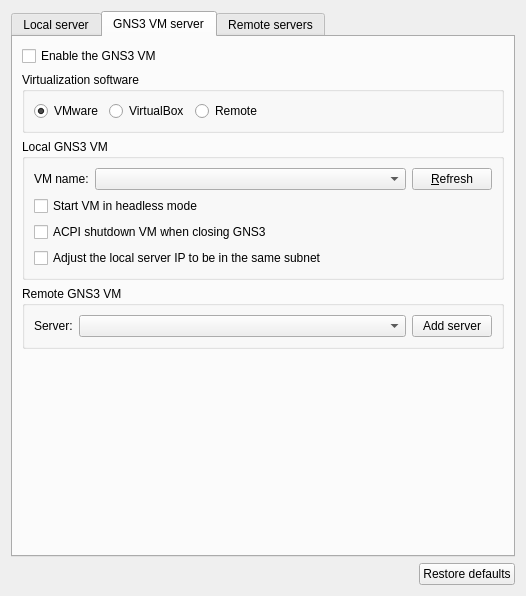
Old version of the form gns3/ui/server_preferences_page.ui in the repository GNS3/gns3-gui.
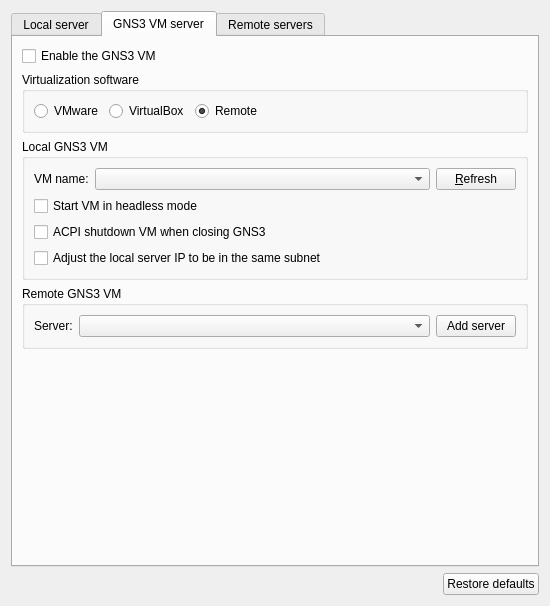
New version of the form. The open tabs and pages were chosen to show the change.

Commit message:
Fix Remote GNS3 VM requires local server
Fix #1319

Patch:
```diff
--- a/gns3/ui/server_preferences_page.ui
+++ b/gns3/ui/server_preferences_page.ui
@@ -6,8 +6,8 @@
    <rect>
     <x>0</x>
     <y>0</y>
-    <width>526</width>
-    <height>596</height>
+    <width>550</width>
+    <height>606</height>
    </rect>
   </property>
   <property name="sizePolicy">
@@ -358,7 +358,7 @@
              <string>VMware</string>
             </property>
             <property name="checked">
-             <bool>true</bool>
+             <bool>false</bool>
             </property>
             <attribute name="buttonGroup">
              <string notr="true">buttonGroup</string>
@@ -386,6 +386,9 @@
             <property name="text">
              <string>Remote</string>
             </property>
+            <property name="checked">
+             <bool>true</bool>
+            </property>
             <attribute name="buttonGroup">
              <string notr="true">buttonGroup</string>
             </attribute>
```
The commit also changes 1 other file.
